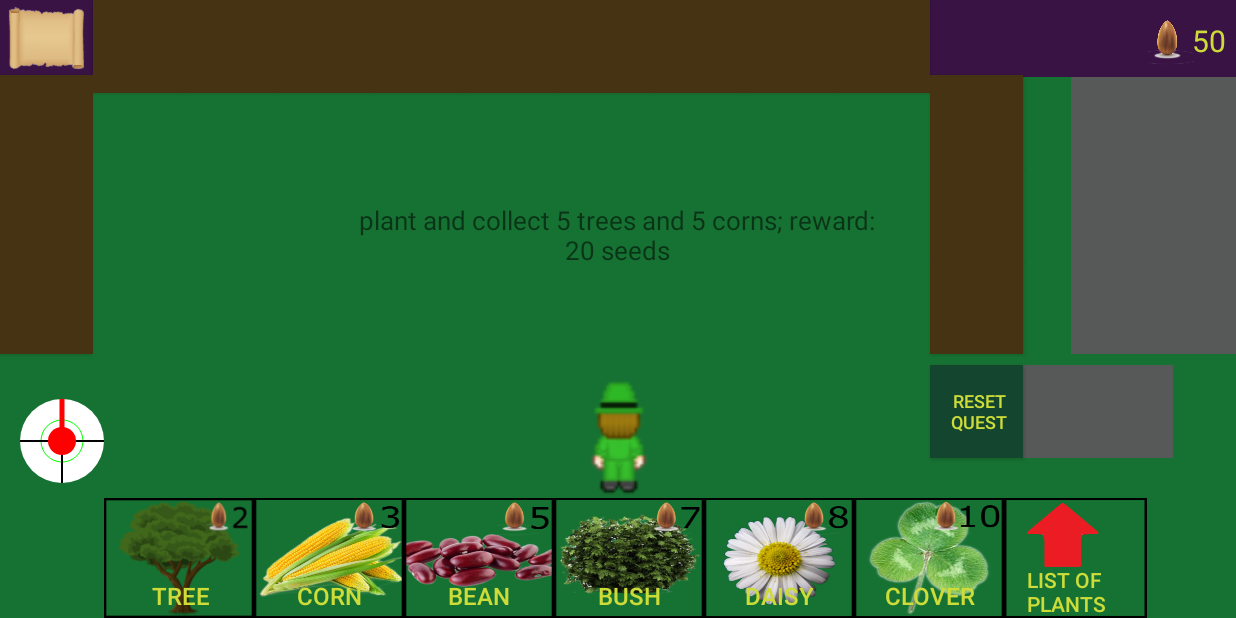
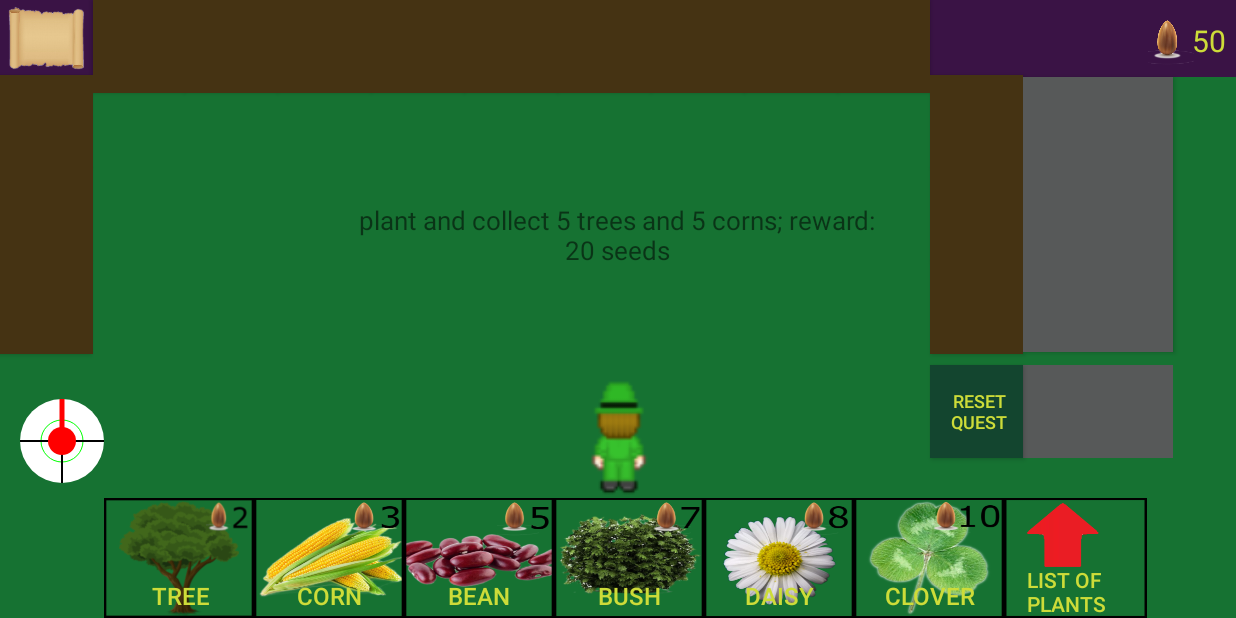
Before and after one commit to michsak/The-Little-Gardener, an Android app: the PlayGameActivity screen opened directly, with no data from a screen before it, on a phone screen of 824 x 412 dp (held sideways). Run offline under Robolectric (Android 15) with nearby library versions, the phone set to English and light mode, and no system bars; Roboto replaces fonts that are not available here.

Commit message:
responsiveness fixes

```diff
--- a/app/src/main/java/com/project/TheLittleGardener/CustomAdapter.java
+++ b/app/src/main/java/com/project/TheLittleGardener/CustomAdapter.java
@@ -21,13 +21,12 @@ public class CustomAdapter extends BaseAdapter implements ListAdapter
     private TextView plantInfoTextView;
     private ImageView backgroundImage1;
     private ImageView backgroundImage2;
-    private ImageView backgroundImage3;
     private String[] result;
     private int [] imageId;
 
     public CustomAdapter(Context context, String[] ddListText, int[] ddListImages, View parentView,
                          ImageView playerView, ListView listView, TextView questTextView, TextView plantInfoTextView,
-                         ImageView backgroundImage1, ImageView backgroundImage2, ImageView backgroundImage3)
+                         ImageView backgroundImage1, ImageView backgroundImage2)
     {
         result = ddListText;
         imageId = ddListImages;
@@ -38,7 +37,6 @@ public class CustomAdapter extends BaseAdapter implements ListAdapter
         this.plantInfoTextView = plantInfoTextView;
         this.backgroundImage1 = backgroundImage1;
         this.backgroundImage2 = backgroundImage2;
-        this.backgroundImage3 = backgroundImage3;
 
         /*instantiate the contents of layout XML files into their corresponding View objects*/
         inflater = (LayoutInflater)context.getSystemService(Context.LAYOUT_INFLATER_SERVICE);
@@ -107,7 +105,6 @@ public class CustomAdapter extends BaseAdapter implements ListAdapter
         playerView.setImageResource(R.drawable.empty_player);
         backgroundImage1.setVisibility(View.INVISIBLE);
         backgroundImage2.setVisibility(View.INVISIBLE);
-        backgroundImage3.setVisibility(View.INVISIBLE);
         lView.setVisibility(View.VISIBLE);
     }
 
@@ -120,6 +117,5 @@ public class CustomAdapter extends BaseAdapter implements ListAdapter
         lView.setVisibility(View.INVISIBLE);
         backgroundImage1.setVisibility(View.VISIBLE);
         backgroundImage2.setVisibility(View.VISIBLE);
-        backgroundImage3.setVisibility(View.VISIBLE);
     }
 }
--- a/app/src/main/java/com/project/TheLittleGardener/PlayGameActivity.java
+++ b/app/src/main/java/com/project/TheLittleGardener/PlayGameActivity.java
@@ -72,7 +72,7 @@ public class PlayGameActivity extends AppCompatActivity
     {
         viewsHolder = new ViewsHolder(findViewById(R.id.playerView), findViewById(R.id.constraintLayout),
                 findViewById(R.id.joystickView), findViewById(R.id.plantInfoTextView), findViewById(R.id.listView),
-                findViewById(R.id.backgroundView2), findViewById(R.id.backgroundView3), findViewById(R.id.backgroundView4));
+                findViewById(R.id.backgroundView2), findViewById(R.id.backgroundView3));
         scoreTextView = findViewById(R.id.scoreText);
         plantQuestTextView = findViewById(R.id.plantQuestTextView);
     }
@@ -180,7 +180,7 @@ public class PlayGameActivity extends AppCompatActivity
     {
         CustomAdapter adapter = new CustomAdapter(this, dropDownListText, dropDownListImages, viewsHolder.parentView,
                 viewsHolder.player, viewsHolder.listView, plantQuestTextView, viewsHolder.plantInfoTextView, viewsHolder.backgroundViewUnderPerch,
-                viewsHolder.backgroundViewUnderScore, viewsHolder.additionalGrayBackground);
+                viewsHolder.backgroundViewUnderScore);
         viewsHolder.listView.setAdapter(adapter);
     }
 
--- a/app/src/main/java/com/project/TheLittleGardener/ViewsHolder.java
+++ b/app/src/main/java/com/project/TheLittleGardener/ViewsHolder.java
@@ -15,10 +15,9 @@ public class ViewsHolder
     public ListView listView;
     public ImageView backgroundViewUnderPerch;
     public ImageView backgroundViewUnderScore;
-    public ImageView additionalGrayBackground;
 
     ViewsHolder(View player, View parentView, View joystickView, View plantInfoTextView, View listView,
-                View backgroundViewUnderPerch, View backgroundViewUnderScore, View additionalGrayBackground)
+                View backgroundViewUnderPerch, View backgroundViewUnderScore)
     {
         this.player = (ImageView) player;
         this.parentView = (View) parentView;
@@ -27,6 +26,5 @@ public class ViewsHolder
         this.listView = (ListView) listView;
         this.backgroundViewUnderPerch = (ImageView) backgroundViewUnderPerch;
         this.backgroundViewUnderScore = (ImageView) backgroundViewUnderScore;
-        this.additionalGrayBackground = (ImageView) additionalGrayBackground;
     }
 }
--- a/app/src/main/res/layout/activity_play_game.xml
+++ b/app/src/main/res/layout/activity_play_game.xml
@@ -30,19 +30,6 @@
         app:layout_constraintStart_toStartOf="parent"
         app:layout_constraintTop_toTopOf="parent"
         app:srcCompat="@color/purple" />
-
-    <ImageView
-        android:id="@+id/backgroundView4"
-        android:layout_width="110dp"
-        android:layout_height="236dp"
-        android:foregroundGravity="center_vertical|center_horizontal"
-        android:scaleType="centerCrop"
-        android:layout_alignEnd="@id/backgroundView"
-        app:layout_constraintBottom_toBottomOf="parent"
-        app:layout_constraintEnd_toEndOf="parent"
-        app:layout_constraintStart_toStartOf="parent"
-        app:layout_constraintTop_toTopOf="parent"
-        app:srcCompat="@color/additionalBackground" />
 
     <ImageView
         android:id="@+id/backgroundView3"
@@ -332,6 +319,16 @@
                 app:layout_constraintStart_toEndOf="@+id/resetQuestButton"
                 app:layout_constraintTop_toTopOf="@+id/resetQuestButton" />
 
+            <Button
+                android:id="@+id/buttonAdditional2"
+                android:layout_width="100dp"
+                android:layout_height="183dp"
+                android:background="@color/additionalBackground"
+                app:layout_constraintBottom_toBottomOf="@+id/button15"
+                app:layout_constraintStart_toEndOf="@+id/button14"
+                app:layout_constraintTop_toTopOf="@+id/button13" />
+
+
         </androidx.constraintlayout.widget.ConstraintLayout>
 
         <androidx.constraintlayout.widget.ConstraintLayout
```
